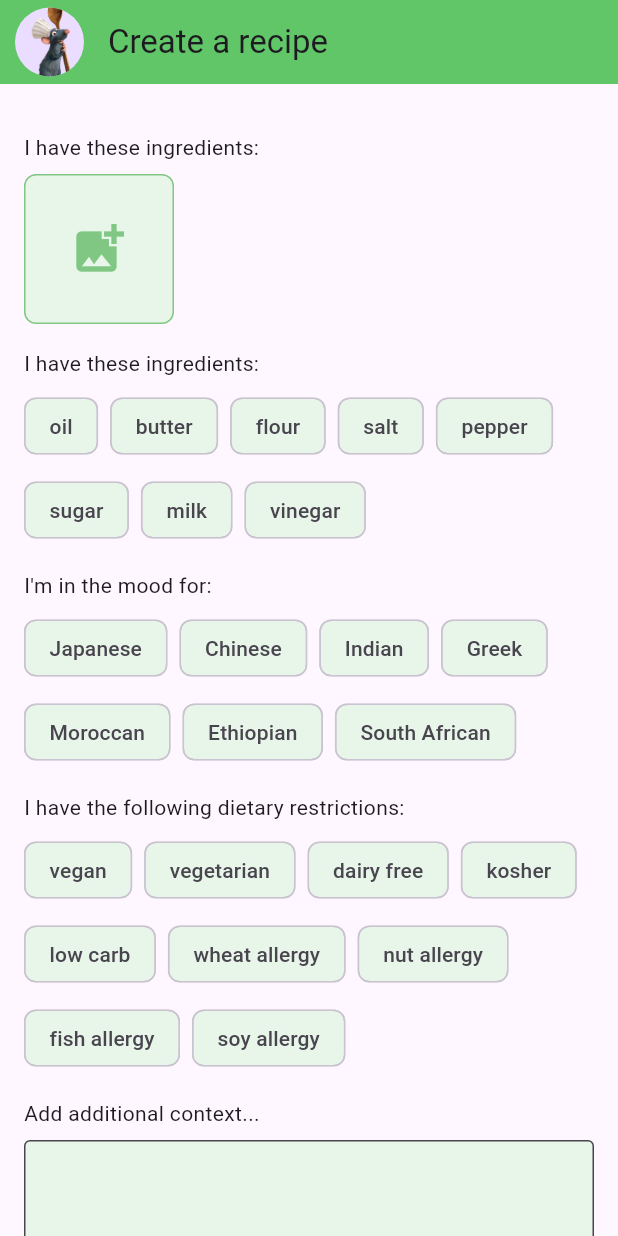
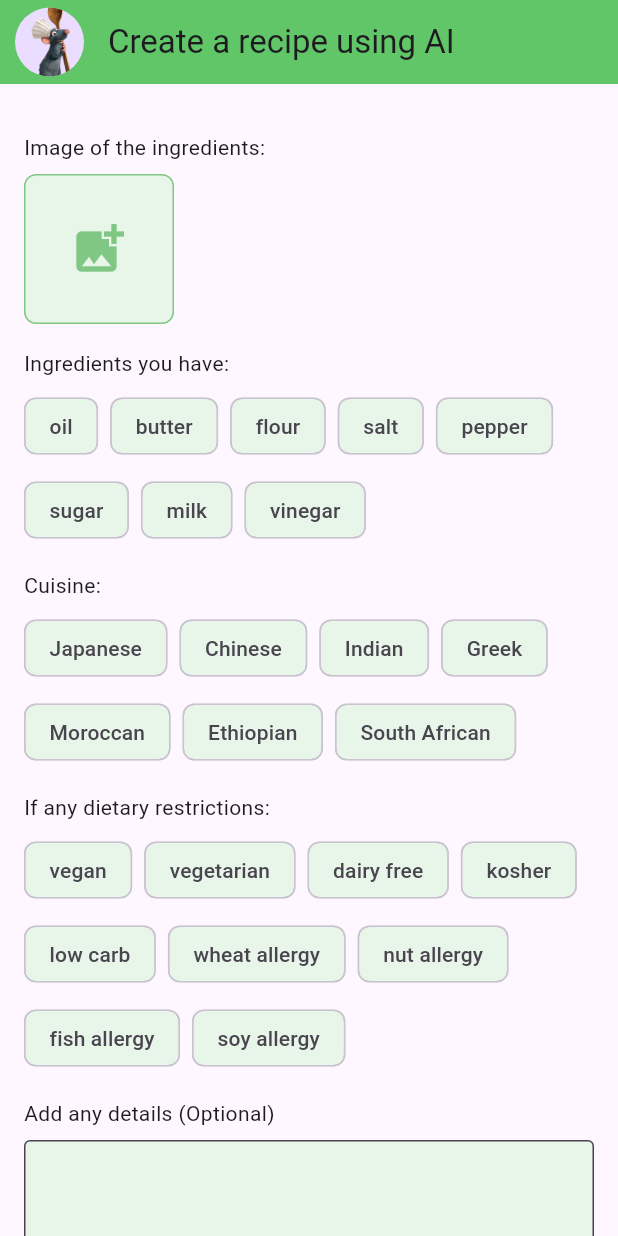
Before and after one commit to feby-saji/meal_planning, a Flutter app: the CreateRecipeScreen screen opened directly, on a phone screen of 412 x 824 dp. Run offline on Flutter 3.47's test engine with Material 3 defaults, Android fonts, the phone set to English and light mode, and no system bars; our stand-ins replace bloc, cloud_firestore, connectivity_plus, firebase_auth, firebase_core, firebase_dynamic_links and 12 more; accounts and stored records are empty.

Commit message:
finished some fixes

```diff
--- a/lib/main.dart
+++ b/lib/main.dart
@@ -2,7 +2,6 @@ import 'package:firebase_core/firebase_core.dart';
 import 'package:firebase_dynamic_links/firebase_dynamic_links.dart';
 import 'package:flutter/material.dart';
 import 'package:flutter_bloc/flutter_bloc.dart';
-import 'package:flutter_dotenv/flutter_dotenv.dart';
 import 'package:hive_flutter/hive_flutter.dart';
 import 'package:meal_planning/blocs/user_type_bloc/bloc/user_type_bloc.dart';
 import 'package:meal_planning/firebase_options.dart';
@@ -45,7 +44,6 @@ void main() async {
     ..registerAdapter(FamilyAdapter());
   // disabled revenuw cat
   // await revenuwCatConfig();
-    await dotenv.load(fileName: "env.env");
 
   runApp(const MyApp());
 }
--- a/lib/screens/account/account.dart
+++ b/lib/screens/account/account.dart
@@ -131,7 +131,7 @@ class AccountScreen extends StatelessWidget {
                     },
                   ),
                   const Spacer(),
-                  const Text('version 1.14.0'),
+                  const Text('version 1.15.0'),
                   const SizedBox(height: 50),
                 ],
               ),
--- a/lib/screens/generate_recipe.dart/generate_recipe.dart
+++ b/lib/screens/generate_recipe.dart/generate_recipe.dart
@@ -1,10 +1,8 @@
 import 'dart:io';
-
 import 'package:flutter/material.dart';
 import 'package:flutter_bloc/flutter_bloc.dart';
 import 'package:meal_planning/screens/generate_recipe.dart/bloc/generate_recipe_bloc.dart';
 import 'package:meal_planning/screens/generate_recipe.dart/functions/functions.dart';
-import 'package:meal_planning/screens/generate_recipe.dart/functions/prompt_function.dart';
 import 'package:meal_planning/utils/styles.dart';
 
 class CreateRecipeScreen extends StatelessWidget {
@@ -15,7 +13,7 @@ class CreateRecipeScreen extends StatelessWidget {
     return Scaffold(
       appBar: AppBar(
         backgroundColor: kClrAccent,
-        title: const Text('Create a recipe'),
+        title: const Text('Create a recipe using AI'),
         leading: const Padding(
           padding: EdgeInsets.only(left: 10),
           child: CircleAvatar(
@@ -29,24 +27,24 @@ class CreateRecipeScreen extends StatelessWidget {
           crossAxisAlignment: CrossAxisAlignment.start,
           children: [
             const SizedBox(height: 16),
-            const Text('I have these ingredients:'),
+            const Text('Image of the ingredients:'),
             const SizedBox(height: 8),
             _buildImageAddingSection(context),
             //
             const SizedBox(height: 16),
-            const Text('I have these ingredients:'),
+            const Text('Ingredients you have:'),
             const SizedBox(height: 8),
             _buildStapleIngredients(),
             const SizedBox(height: 16),
-            const Text("I'm in the mood for:"),
+            const Text("Cuisine:"),
             const SizedBox(height: 8),
             _buildCuisineChips(),
             const SizedBox(height: 16),
-            const Text('I have the following dietary restrictions:'),
+            const Text('If any dietary restrictions:'),
             const SizedBox(height: 8),
             _buildDietaryRestrictionChips(),
             const SizedBox(height: 16),
-            const Text('Add additional context...'),
+            const Text('Add any details (Optional)'),
             const SizedBox(height: 8),
             TextField(
               maxLines: 3,
--- a/lib/screens/meal_plan.dart/widgets/meal_tile.dart
+++ b/lib/screens/meal_plan.dart/widgets/meal_tile.dart
@@ -37,7 +37,9 @@ class KMealTileWidget extends StatelessWidget {
         //
         child: Row(
           children: [
-            imgPath != null ? buildRecipeImage() : buildDefaultImage(),
+            imgPath != null && imgPath!.isNotEmpty
+                ? buildRecipeImage()
+                : buildDefaultImage(),
             const SizedBox(width: 10),
             _buildMealTitle(),
             const Spacer(),
--- a/lib/screens/recipe/recipe.dart
+++ b/lib/screens/recipe/recipe.dart
@@ -156,9 +156,7 @@ class _RecipeScreenState extends State<RecipeScreen> {
             return KRecipeWidget(
               isFav: recipe.isFav,
               title: recipe.title,
-              imgPath: recipe.img.isNotEmpty
-                  ? recipe.img
-                  : 'assets/icons/app_icons/dish.png',
+              imgPath: recipe.img,
               sizeConfig: sizeConfig,
               onTap: () => Navigator.of(context).push(
                 MaterialPageRoute(
--- a/lib/screens/recipe/widgets/recipe.dart
+++ b/lib/screens/recipe/widgets/recipe.dart
@@ -87,7 +87,7 @@ class KRecipeWidget extends StatelessWidget {
 
   Image buildDefaultImage() {
     return Image.asset(
-      'assets/icons/app_icons/dish.png',
+      'assets/images/chef_rat.png',
       width: 30,
       height: 30,
     );
--- a/pubspec.yaml
+++ b/pubspec.yaml
@@ -16,7 +16,7 @@ publish_to: 'none' # Remove this line if you wish to publish to pub.dev
 # https://developer.apple.com/library/archive/documentation/General/Reference/InfoPlistKeyReference/Articles/CoreFoundationKeys.html
 # In Windows, build-name is used as the major, minor, and patch parts
 # of the product and file versions while build-number is used as the build suffix.
-version: 1.14.0+25
+version: 1.15.0+26
 
 environment:
   sdk: '>=3.2.0-140.0.dev <4.0.0'
@@ -79,10 +79,11 @@ flutter:
   uses-material-design: true
   # To add assets to your application, add an assets section, like this:
   assets:
-    - env.env
     - assets/images/
     - assets/icons/
     - assets/icons/app_icons/
+    - assets/icons/app_icons/dish.png
+
   # An image asset can refer to one or more resolution-specific "variants", see
   # https://flutter.dev/assets-and-images/#resolution-aware
   # For details regarding adding assets from package dependencies, see
```
Also changed, not shown: lib/screens/meal_plan.dart/meal_plan.dart (+15 -7 lines), 2 other files.
